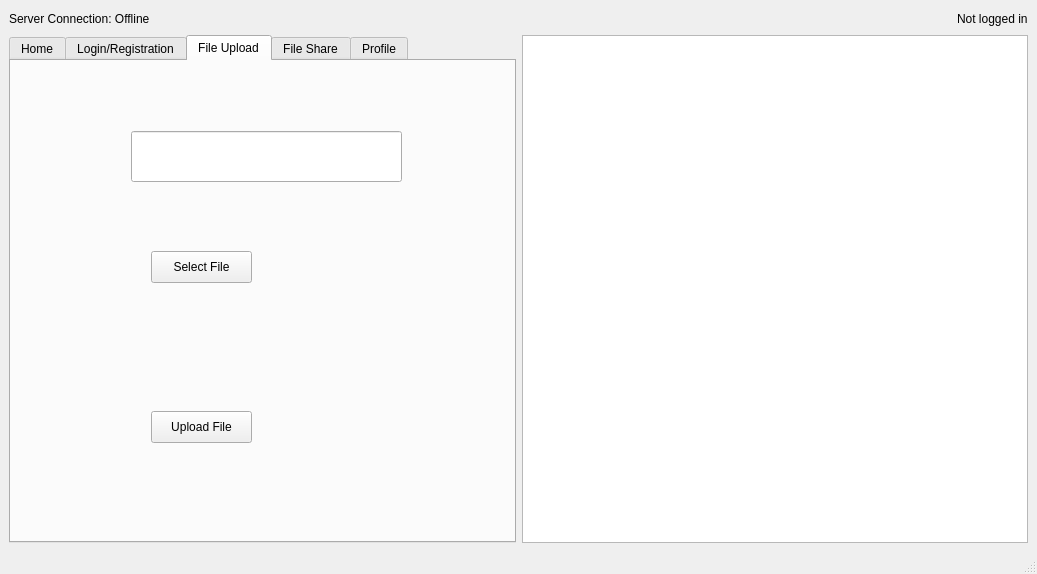
Tomas-Deane/FileShare, file fileshareqt/mainwindow.ui: the form before one commit.
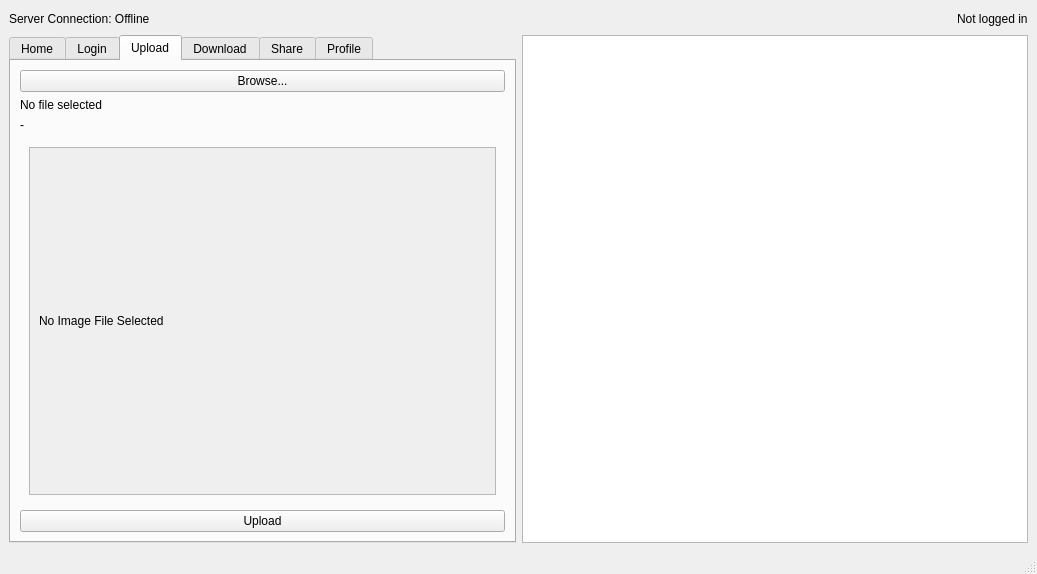
The form after the commit. The open tabs and pages were chosen to show the change. Icons and pictures are not drawn.

Commit message: added ui elements for upload and download file pages

```diff
--- a/fileshareqt/mainwindow.ui
+++ b/fileshareqt/mainwindow.ui
@@ -81,7 +81,7 @@
         </widget>
         <widget class="QWidget" name="Login_Register">
          <attribute name="title">
-          <string>Login/Registration</string>
+          <string>Login</string>
          </attribute>
          <layout class="QVBoxLayout" name="verticalLayout">
           <item>
@@ -207,48 +207,167 @@
         </widget>
         <widget class="QWidget" name="tab_3">
          <attribute name="title">
-          <string>File Upload</string>
+          <string>Upload</string>
          </attribute>
-         <widget class="QPushButton" name="pushButton">
-          <property name="geometry">
-           <rect>
-            <x>140</x>
-            <y>190</y>
-            <width>101</width>
-            <height>32</height>
-           </rect>
-          </property>
-          <property name="text">
-           <string>Select File</string>
-          </property>
-         </widget>
-         <widget class="QPushButton" name="pushButton_2">
-          <property name="geometry">
-           <rect>
-            <x>140</x>
-            <y>350</y>
-            <width>101</width>
-            <height>32</height>
-           </rect>
-          </property>
-          <property name="text">
-           <string>Upload File</string>
-          </property>
-         </widget>
-         <widget class="QLineEdit" name="fileContentsLineEdit">
-          <property name="geometry">
-           <rect>
-            <x>120</x>
-            <y>70</y>
-            <width>271</width>
-            <height>51</height>
-           </rect>
-          </property>
-         </widget>
+         <layout class="QVBoxLayout" name="verticalLayout_7">
+          <item>
+           <widget class="QPushButton" name="selectFileButton">
+            <property name="text">
+             <string>Browse...</string>
+            </property>
+           </widget>
+          </item>
+          <item>
+           <widget class="QLabel" name="fileNameLabel">
+            <property name="text">
+             <string>No file selected</string>
+            </property>
+           </widget>
+          </item>
+          <item>
+           <widget class="QLabel" name="fileTypeLabel">
+            <property name="text">
+             <string>-</string>
+            </property>
+           </widget>
+          </item>
+          <item>
+           <widget class="QStackedWidget" name="uploadPreviewStack">
+            <property name="currentIndex">
+             <number>1</number>
+            </property>
+            <widget class="QWidget" name="page">
+             <layout class="QVBoxLayout" name="verticalLayout_9">
+              <item>
+               <widget class="QPlainTextEdit" name="uploadTextPreview"/>
+              </item>
+             </layout>
+            </widget>
+            <widget class="QWidget" name="page_2">
+             <layout class="QVBoxLayout" name="verticalLayout_11">
+              <item>
+               <widget class="QScrollArea" name="scrollArea">
+                <property name="widgetResizable">
+                 <bool>true</bool>
+                </property>
+                <widget class="QWidget" name="scrollAreaWidgetContents">
+                 <property name="geometry">
+                  <rect>
+                   <x>0</x>
+                   <y>0</y>
+                   <width>426</width>
+                   <height>249</height>
+                  </rect>
+                 </property>
+                 <layout class="QVBoxLayout" name="verticalLayout_10">
+                  <item>
+                   <widget class="QLabel" name="uploadImagePreview">
+                    <property name="text">
+                     <string>No Image File Selected</string>
+                    </property>
+                    <property name="scaledContents">
+                     <bool>true</bool>
+                    </property>
+                   </widget>
+                  </item>
+                 </layout>
+                </widget>
+               </widget>
+              </item>
+             </layout>
+            </widget>
+           </widget>
+          </item>
+          <item>
+           <widget class="QPushButton" name="uploadFileButton">
+            <property name="text">
+             <string>Upload</string>
+            </property>
+           </widget>
+          </item>
+         </layout>
+        </widget>
+        <widget class="QWidget" name="tab_4">
+         <attribute name="title">
+          <string>Download</string>
+         </attribute>
+         <layout class="QVBoxLayout" name="verticalLayout_8">
+          <item>
+           <widget class="QListWidget" name="downloadFileList"/>
+          </item>
+          <item>
+           <widget class="QLabel" name="downloadFileNameLabel">
+            <property name="text">
+             <string>No file selected</string>
+            </property>
+           </widget>
+          </item>
+          <item>
+           <widget class="QLabel" name="downloadFileTypeLabel">
+            <property name="text">
+             <string>-</string>
+            </property>
+           </widget>
+          </item>
+          <item>
+           <widget class="QStackedWidget" name="downloadPreviewStack">
+            <property name="currentIndex">
+             <number>0</number>
+            </property>
+            <widget class="QWidget" name="page_3">
+             <layout class="QVBoxLayout" name="verticalLayout_14">
+              <item>
+               <widget class="QPlainTextEdit" name="downloadTextPreview"/>
+              </item>
+             </layout>
+            </widget>
+            <widget class="QWidget" name="page_4">
+             <layout class="QVBoxLayout" name="verticalLayout_13">
+              <item>
+               <widget class="QScrollArea" name="scrollArea_2">
+                <property name="widgetResizable">
+                 <bool>true</bool>
+                </property>
+                <widget class="QWidget" name="scrollAreaWidgetContents_2">
+                 <property name="geometry">
+                  <rect>
+                   <x>0</x>
+                   <y>0</y>
+                   <width>426</width>
+                   <height>81</height>
+                  </rect>
+                 </property>
+                 <layout class="QVBoxLayout" name="verticalLayout_12">
+                  <item>
+                   <widget class="QLabel" name="downloadImagePreview">
+                    <property name="text">
+                     <string>No Image File Selected</string>
+                    </property>
+                    <property name="scaledContents">
+                     <bool>true</bool>
+                    </property>
+                   </widget>
+                  </item>
+                 </layout>
+                </widget>
+               </widget>
+              </item>
+             </layout>
+            </widget>
+           </widget>
+          </item>
+          <item>
+           <widget class="QPushButton" name="downloadFileButton">
+            <property name="text">
+             <string>Save As...</string>
+            </property>
+           </widget>
+          </item>
+         </layout>
         </widget>
         <widget class="QWidget" name="tab">
          <attribute name="title">
-          <string>File Share</string>
+          <string>Share</string>
          </attribute>
          <widget class="QLineEdit" name="lineEdit">
           <property name="geometry">
```
Left out of the diff: 2 changed lines with no effect on the pictures.
